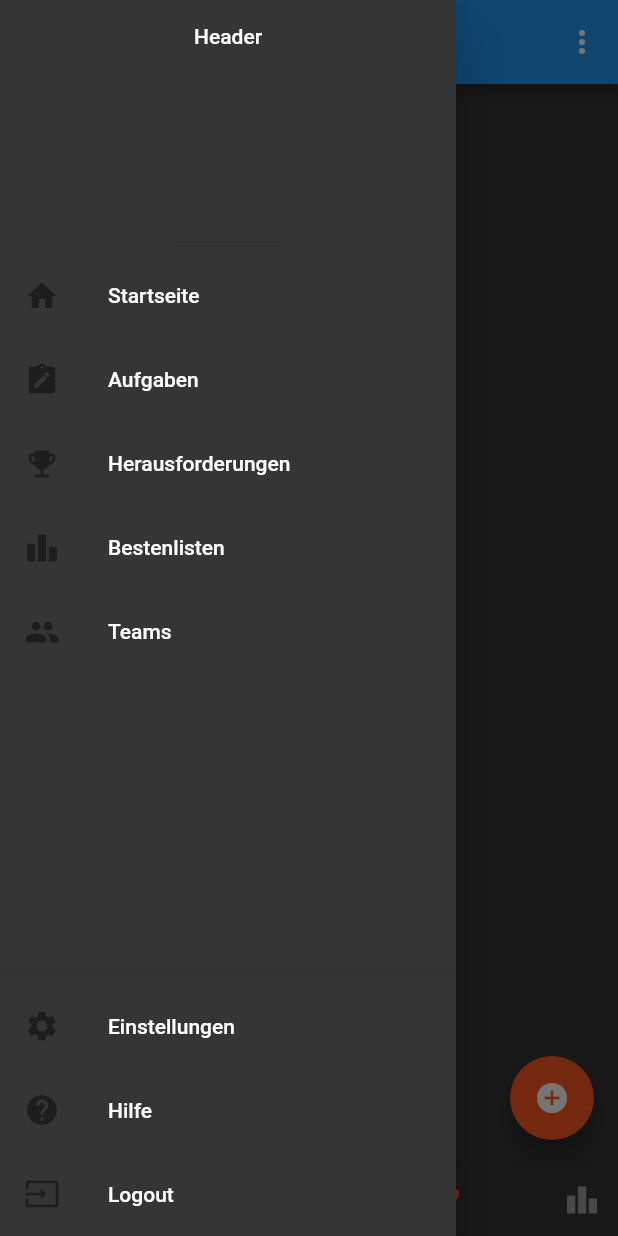
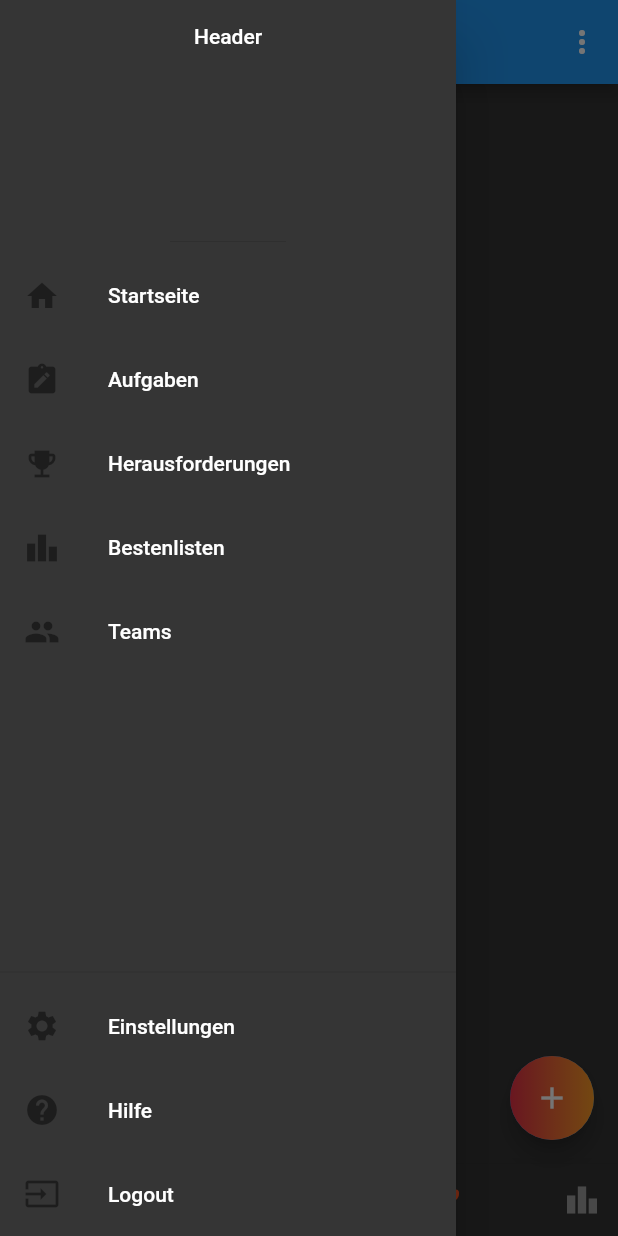
Before and after one commit to Enyaa/MasterProjekt, a Flutter app: the Challenges screen opened by its route, with the side drawer open, on a phone screen of 412 x 824 dp. Run offline on Flutter 3.47's test engine with Material 2 defaults, Android fonts, the phone set to English and light mode, and no system bars; our stand-ins replace cloud_firestore, firebase_auth, firebase_core, firebase_storage, image_picker; accounts and stored records are empty.

Commit message:
+ changed challenges icons, button alignment, image

```diff
--- a/lib/Screens/challenges.dart
+++ b/lib/Screens/challenges.dart
@@ -79,8 +79,25 @@ class ChallengesState extends State<Challenges> {
             onPressed: () {
               Navigator.pushReplacementNamed(context, '/challenge-create');
             },
-            child: const Icon(Icons.add_circle),
-            backgroundColor: Colors.deepOrange,
+            shape:
+            RoundedRectangleBorder(borderRadius: BorderRadius.circular(50)),
+            child: Ink(
+              decoration: const BoxDecoration(
+                  gradient: LinearGradient(
+                    begin: Alignment.centerLeft,
+                    end: Alignment.centerRight,
+                    // 10% of the width, so there are ten blinds.
+                    colors: <Color>[Color(0xffE53147), Color(0xffFB9C26)],
+                    // red to yellow
+                    tileMode: TileMode
+                        .repeated, // repeats the gradient over the canvas
+                  ),
+                  borderRadius: BorderRadius.all(Radius.circular(50))),
+              child: Container(
+                constraints: const BoxConstraints(minWidth: 60, minHeight: 60),
+                child: const Icon(Icons.add),
+              ),
+            ),
           ),
           bottomNavigationBar: NavigationBar(3),
         ));
@@ -92,7 +109,18 @@ class ChallengesState extends State<Challenges> {
         child: ListTile(
             title: new Text(doc['title']),
             subtitle: new Text(doc['description']),
-            trailing: Icon(Icons.arrow_forward_ios_rounded),
+            trailing: Column(
+                mainAxisAlignment: MainAxisAlignment.center,
+                children: [
+                  Container(
+                    decoration: BoxDecoration(
+                        shape: BoxShape.circle,
+                        border:
+                        Border.all(width: 2, color: Color(0xffFB9C26))),
+                    child: Icon(Icons.keyboard_arrow_right_outlined,
+                        color: Color(0xffFB9C26)),
+                  )
+                ]),
             onTap: () {
               Navigator.push(
                   context,
```
Also changed, not shown: lib/Screens/challenge-detail.dart (+100 -23 lines).
